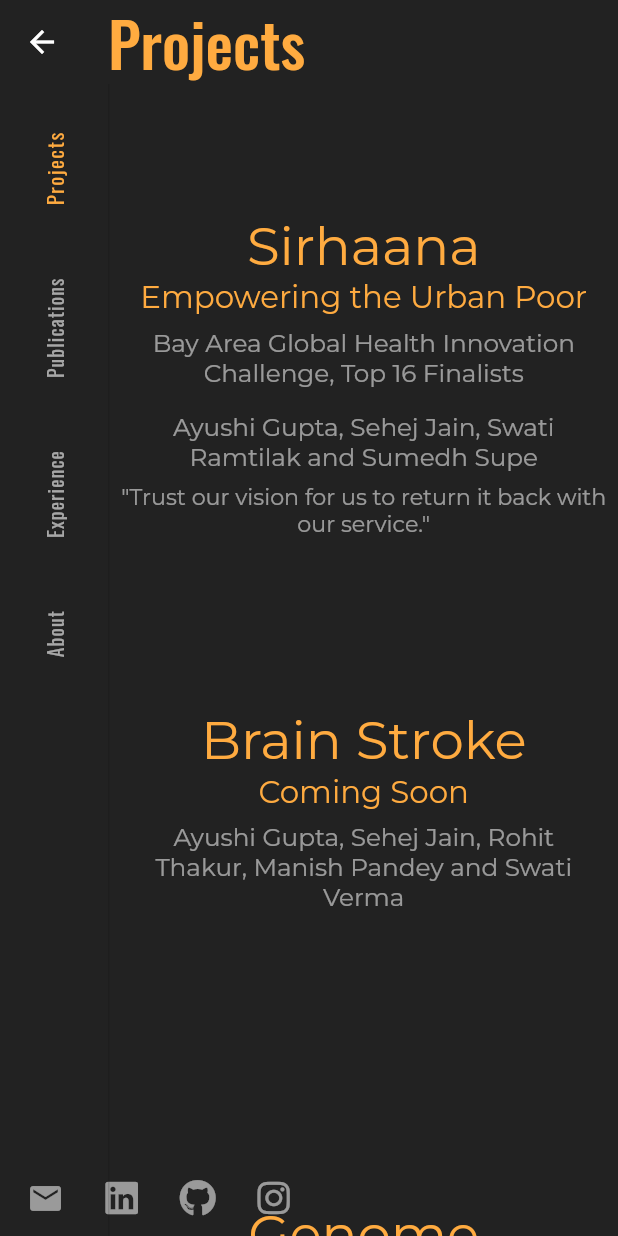
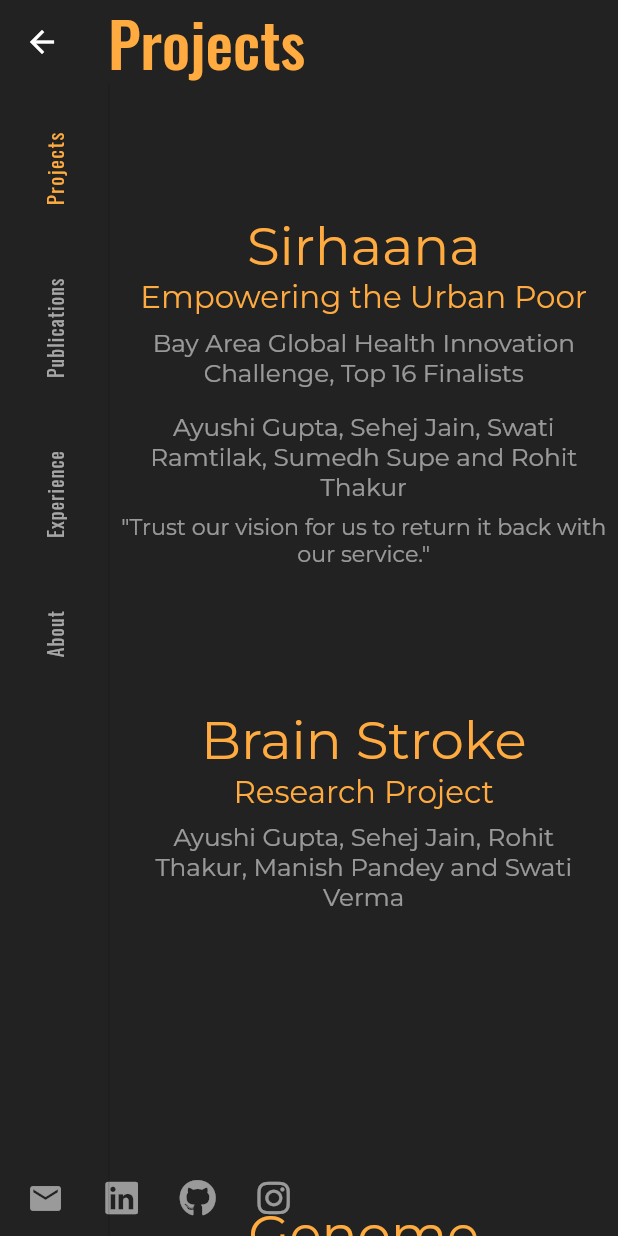
Before and after one commit to sehejjain/v1, a Flutter app: the MasterPage screen opened by its route, on a phone screen of 412 x 824 dp. Run offline on Flutter 3.47's test engine with Material 2 defaults, Android fonts, the phone set to English and light mode, and no system bars; our stand-ins replace font_awesome_flutter, google_fonts; statements that could not run were skipped.

Commit message:
Added Projects data

```diff
--- a/lib/data/projects.dart
+++ b/lib/data/projects.dart
@@ -5,14 +5,15 @@ Map<String, dynamic> projects = {
       "title": "Empowering the Urban Poor",
       "subtitle":
           "Bay Area Global Health Innovation Challenge, Top 16 Finalists",
-      "team": "Ayushi Gupta, Sehej Jain, Swati Ramtilak and Sumedh Supe",
+      "team":
+          "Ayushi Gupta, Sehej Jain, Swati Ramtilak, Sumedh Supe and Rohit Thakur",
       "link": "http://www.bayareaglobalhealthchallenge.com/2021-finalists",
       "quote":
           "\"Trust our vision for us to return it back with our service.\"",
     },
     {
       "name": "Brain Stroke",
-      "title": "Coming Soon",
+      "title": "Research Project",
       // "subtitle":
       //     "Bay Area Global Health Innovation Challenge, Top 16 Finalists",
       "team":
@@ -30,17 +31,26 @@ Map<String, dynamic> projects = {
       "subtitle":
           "Aim to build a web app that uses a Natural Language Processing Model to rank YouTube videos of different categories using weighted ranking of their comments",
       "team": "Aman Panjwani, Samarth Soni and Sehej Jain",
+      "link": "https://yourank-youtube.herokuapp.com/",
     },
     {
       "name": "This is Us",
       "title": "Matching You to Your Cause",
       "subtitle":
           "Designed an app to connect volunteers to various volunteering opportunities. Earlier created in Django but later shifted to Flutter to create an Android, iOS and Web Portal.",
+      "link": "https://github.com/sehejjain/this-is-us-Flutter"
     },
     {
       "name": "Deep learning based Community Detection in Social Media",
       "subtitle":
           "Worked on already published research papers related to Community Detection and using Deep Learning and AutoEncoders in tandem to create an efficient and accurate Deep Neural Network for detecting Communities.",
+    },
+    {
+      "name": "Indian Air Quality",
+      "subtitle":
+          "Analysis, Visualization, Prediction and Classification using ML Techniques",
+      "subsubtitle":
+          "Designed a two step ML pipeline that first calculated the Air Quality Index and then classified the Quality into states.",
     },
     // {
     //   "name": "Sirhaana",
```
